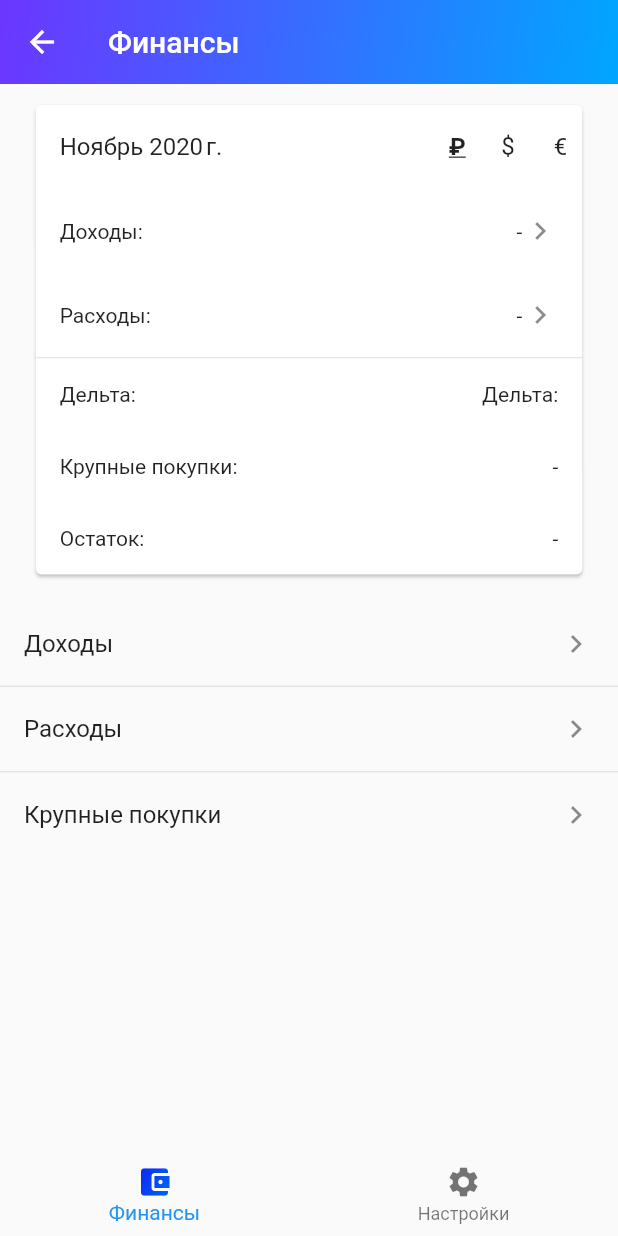
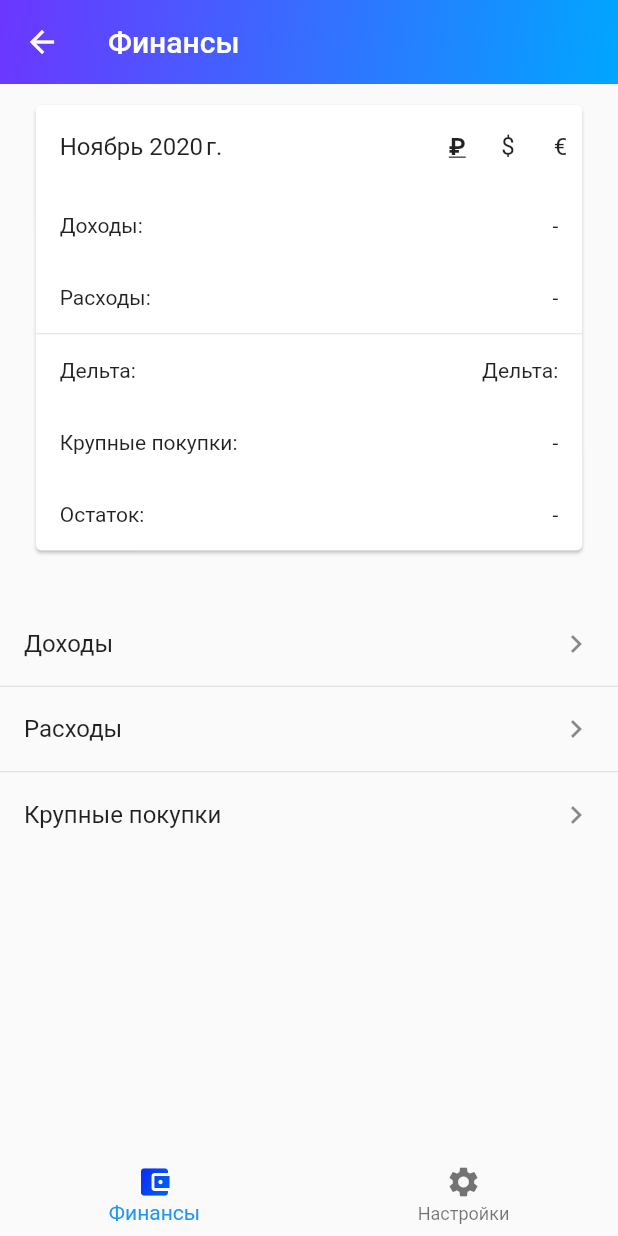
Before and after one commit to crionuke/plann-app, a Flutter app: the MainScreen screen opened by its route, on a phone screen of 412 x 824 dp. Run offline on Flutter 3.47's test engine with Material 2 defaults, Android fonts, the phone set to English and light mode, and no system bars; drawn by our look-alikes of flutter_slidable; our stand-ins replace datetime_picker_formfield, flutter_i18n, flutter_icons, grouped_list, package_info, smooth_page_indicator and 1 more; missing offline and left inert: appmetrica_sdk, purchases_flutter; accounts and stored records are empty.

Commit message:
options icons and tap handler for income and expense reports screen

```diff
--- a/plann_app/lib/components/main/month_carusel_view.dart
+++ b/plann_app/lib/components/main/month_carusel_view.dart
@@ -124,10 +124,13 @@ class MonthCaruselView extends StatelessWidget {
 
   Widget _buildIncomeTitle(
       BuildContext context, CurrencyType currency, AnalyticsMonth month) {
+    bool next = month.actualIncomePerCategory.isNotEmpty;
     return InkWell(
       onTap: () {
-        Navigator.pushNamed(context, MonthIncomeScreen.routeName,
-            arguments: month);
+        if (next) {
+          Navigator.pushNamed(context, MonthIncomeScreen.routeName,
+              arguments: month);
+        }
       },
       child: Container(
         padding: const EdgeInsets.symmetric(horizontal: 16, vertical: 16),
@@ -142,7 +145,9 @@ class MonthCaruselView extends StatelessWidget {
                 _prepareCurrencyMapWithPercents(context, currency,
                     month.actualIncomeValues, month.incomePercentDiff),
                 textAlign: TextAlign.left),
-            Icon(Icons.navigate_next, color: Colors.black45)
+            next
+                ? Icon(Icons.navigate_next, color: Colors.black45)
+                : Container()
           ],
         ),
       ),
@@ -151,10 +156,13 @@ class MonthCaruselView extends StatelessWidget {
 
   Widget _buildExpenseTitle(
       BuildContext context, CurrencyType currency, AnalyticsMonth month) {
+    bool next = month.actualExpensePerCategory.isNotEmpty;
     return InkWell(
       onTap: () {
-        Navigator.pushNamed(context, MonthExpenseScreen.routeName,
-            arguments: month);
+        if (next) {
+          Navigator.pushNamed(context, MonthExpenseScreen.routeName,
+              arguments: month);
+        }
       },
       child: Container(
         padding: const EdgeInsets.symmetric(horizontal: 16, vertical: 16),
@@ -169,7 +177,9 @@ class MonthCaruselView extends StatelessWidget {
                 _prepareCurrencyMapWithPercents(context, currency,
                     month.actualExpenseValues, month.expensePercentDiff),
                 textAlign: TextAlign.left),
-            Icon(Icons.navigate_next, color: Colors.black45)
+            next
+                ? Icon(Icons.navigate_next, color: Colors.black45)
+                : Container(),
           ],
         ),
       ),
```
